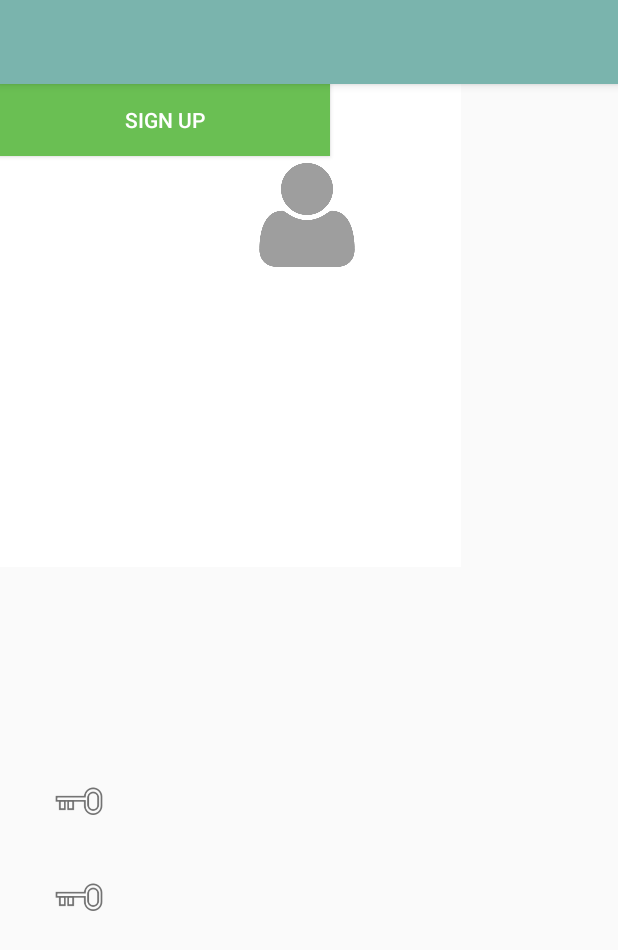
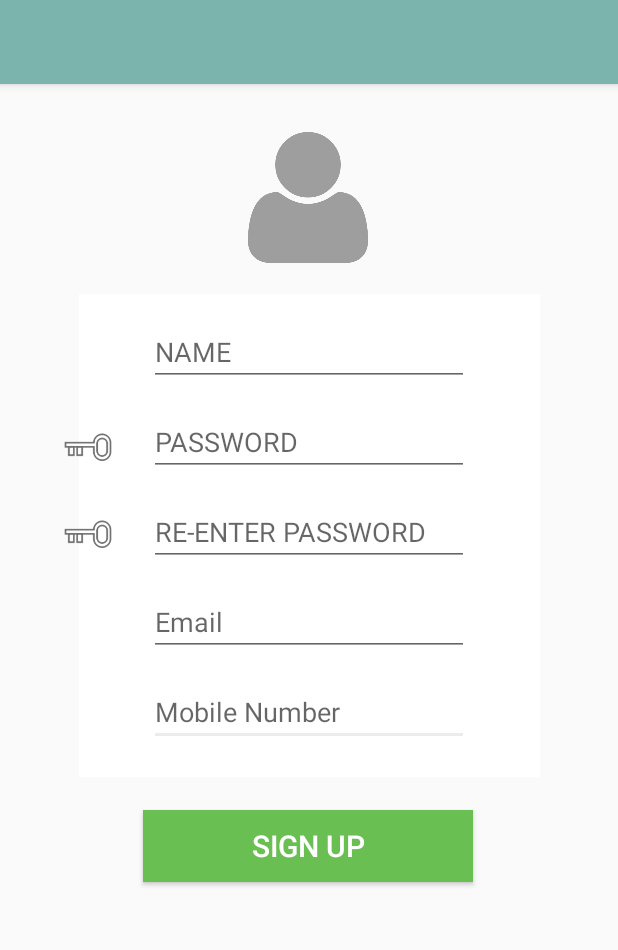
Before and after one commit to reemeeiah/one-stop-cancer-center, an Android app: the user_sign_up_page screen opened directly, with no data from a screen before it, on a phone screen of 412 x 824 dp. Shown: the top 950 px of the screen. Run offline under Robolectric (Android 15) with nearby library versions, the phone set to English and light mode, and no system bars.

Commit message:
ترتيب شكل

```diff
--- a/app/src/main/java/com/onestopcancercenter/onestopcancercenter/db_sqillite.java
+++ b/app/src/main/java/com/onestopcancercenter/onestopcancercenter/db_sqillite.java
@@ -7,7 +7,7 @@ import android.database.sqlite.SQLiteOpenHelper;
 import android.os.Environment;
 
 public class db_sqillite extends SQLiteOpenHelper{
-    public static final String Dbname="reemeeiah.db";
+    public static final String Dbname= "reemeeiah";
     public static final String Dblocation= Environment.getDataDirectory()+"/data/ com.onestopcancercenter.onestopcancercenter/database";
     private  Context mContext;
     private  SQLiteDatabase mDatabase;
--- a/app/src/main/res/layout/activity_user_sign_up_page.xml
+++ b/app/src/main/res/layout/activity_user_sign_up_page.xml
@@ -6,24 +6,16 @@
     android:layout_height="match_parent"
     tools:context="com.onestopcancercenter.onestopcancercenter.user_sign_up_page">
 
-    <Button
-        android:id="@+id/button6"
-        android:layout_width="220dp"
-        android:layout_height="wrap_content"
-        android:background="#6abf53"
-        android:text="Sign up"
-        android:textAlignment="center"
-        android:textColor="#FFFFFF"
-        tools:layout_editor_absoluteX="70dp"
-        tools:layout_editor_absoluteY="447dp" />
-
     <FrameLayout
         android:id="@+id/frameLayout"
         android:layout_width="307dp"
         android:layout_height="322dp"
+        android:layout_marginTop="140dp"
         android:background="#FFFFFF"
-        tools:layout_editor_absoluteX="39dp"
-        tools:layout_editor_absoluteY="111dp">
+        app:layout_constraintEnd_toEndOf="parent"
+        app:layout_constraintLeft_toRightOf="parent"
+        app:layout_constraintStart_toStartOf="parent"
+        app:layout_constraintTop_toTopOf="parent">
 
     </FrameLayout>
 
@@ -32,86 +24,117 @@
         android:id="@+id/editText12"
         android:layout_width="wrap_content"
         android:layout_height="wrap_content"
+        android:layout_marginTop="396dp"
         android:ems="10"
         android:hint="Mobile Number"
         android:inputType="phone"
-        tools:layout_editor_absoluteX="70dp"
-        tools:layout_editor_absoluteY="372dp" />
+        app:layout_constraintEnd_toEndOf="parent"
+        app:layout_constraintLeft_toRightOf="parent"
+        app:layout_constraintStart_toStartOf="parent"
+        app:layout_constraintTop_toTopOf="parent" />
 
     <EditText
         android:id="@+id/editText13"
         android:layout_width="wrap_content"
         android:layout_height="wrap_content"
+        android:layout_marginTop="156dp"
         android:ems="10"
         android:hint="NAME"
         android:inputType="textPersonName"
-        tools:layout_editor_absoluteX="70dp"
-        tools:layout_editor_absoluteY="136dp" />
+        app:layout_constraintEnd_toEndOf="parent"
+        app:layout_constraintLeft_toRightOf="parent"
+        app:layout_constraintStart_toStartOf="parent"
+        app:layout_constraintTop_toTopOf="parent" />
 
     <EditText
         android:id="@+id/editText15"
         android:layout_width="wrap_content"
         android:layout_height="wrap_content"
+        android:layout_marginTop="276dp"
         android:ems="10"
-        android:hint="E-ENTER PASSWORD"
+        android:hint="RE-ENTER PASSWORD"
         android:inputType="textPassword"
-        tools:layout_editor_absoluteX="70dp"
-        tools:layout_editor_absoluteY="262dp" />
+        app:layout_constraintEnd_toEndOf="parent"
+        app:layout_constraintLeft_toRightOf="parent"
+        app:layout_constraintStart_toStartOf="parent"
+        app:layout_constraintTop_toTopOf="parent" />
 
     <EditText
         android:id="@+id/editText14"
         android:layout_width="wrap_content"
         android:layout_height="wrap_content"
+        android:layout_marginTop="216dp"
         android:ems="10"
-        android:hint="RPASSWORD"
+        android:hint="PASSWORD"
         android:inputType="textPassword"
-        tools:layout_editor_absoluteX="70dp"
-        tools:layout_editor_absoluteY="201dp" />
+        app:layout_constraintEnd_toEndOf="parent"
+        app:layout_constraintLeft_toRightOf="parent"
+        app:layout_constraintStart_toStartOf="parent"
+        app:layout_constraintTop_toTopOf="parent" />
 
     <EditText
         android:id="@+id/editText16"
         android:layout_width="wrap_content"
         android:layout_height="wrap_content"
+        android:layout_marginTop="336dp"
         android:ems="10"
         android:hint="Email"
         android:inputType="textEmailAddress"
-        tools:layout_editor_absoluteX="70dp"
-        tools:layout_editor_absoluteY="318dp" />
-    <ImageView
-        android:id="@+id/imageView"
-        android:layout_width="33dp"
-        android:layout_height="42dp"
-        android:layout_marginBottom="268dp"
-        android:layout_marginStart="36dp"
-        app:layout_constraintBottom_toBottomOf="parent"
-        app:layout_constraintEnd_toStartOf="@+id/editText3"
+        app:layout_constraintEnd_toEndOf="parent"
+        app:layout_constraintLeft_toRightOf="parent"
         app:layout_constraintStart_toStartOf="parent"
-        app:srcCompat="@drawable/key" />
+        app:layout_constraintTop_toTopOf="parent" />
 
     <ImageView
         android:id="@+id/imageView"
         android:layout_width="33dp"
         android:layout_height="42dp"
-        android:layout_marginBottom="204dp"
-        android:layout_marginStart="36dp"
-        app:layout_constraintBottom_toBottomOf="parent"
+        android:layout_marginTop="222dp"
+        app:layout_constraintEnd_toEndOf="parent"
+        app:layout_constraintHorizontal_bias="0.111"
+        app:layout_constraintLeft_toRightOf="parent"
         app:layout_constraintStart_toStartOf="parent"
+        app:layout_constraintTop_toTopOf="parent"
         app:srcCompat="@drawable/key" />
 
     <ImageView
-        android:id="@+id/imageView"
-        android:layout_width="89dp"
-        android:layout_height="69dp"
-        android:layout_marginBottom="8dp"
-        android:layout_marginStart="160dp"
-        android:layout_marginTop="8dp"
-        app:layout_constraintBottom_toBottomOf="parent"
-        app:layout_constraintEnd_toStartOf="@+id/editText3"
-        app:layout_constraintLeft_toLeftOf="parent"
-        app:layout_constraintRight_toRightOf="parent"
+        android:id="@+id/imageView2"
+        android:layout_width="33dp"
+        android:layout_height="42dp"
+        android:layout_marginTop="280dp"
+        app:layout_constraintEnd_toEndOf="parent"
+        app:layout_constraintHorizontal_bias="0.111"
+        app:layout_constraintLeft_toRightOf="parent"
         app:layout_constraintStart_toStartOf="parent"
         app:layout_constraintTop_toTopOf="parent"
-        app:layout_constraintVertical_bias="0.065"
+        app:srcCompat="@drawable/key" />
+
+    <ImageView
+        android:id="@+id/imageView3"
+        android:layout_width="112dp"
+        android:layout_height="87dp"
+        android:layout_marginTop="32dp"
+        app:layout_constraintEnd_toEndOf="parent"
+        app:layout_constraintHorizontal_bias="0.498"
+        app:layout_constraintLeft_toRightOf="parent"
+        app:layout_constraintStart_toStartOf="parent"
+        app:layout_constraintTop_toTopOf="parent"
         app:srcCompat="@drawable/user_icon" />
 
+    <Button
+        android:id="@+id/button6"
+        android:layout_width="220dp"
+        android:layout_height="wrap_content"
+        android:layout_marginTop="484dp"
+        android:background="#6abf53"
+        android:text="Sign up"
+        android:textAlignment="center"
+        android:textColor="#FFFFFF"
+        android:textSize="20dp"
+        app:layout_constraintEnd_toEndOf="parent"
+        app:layout_constraintHorizontal_bias="0.497"
+        app:layout_constraintLeft_toRightOf="parent"
+        app:layout_constraintStart_toStartOf="parent"
+        app:layout_constraintTop_toTopOf="parent" />
+
 </android.support.constraint.ConstraintLayout>
```
Also changed, not shown: app/src/main/res/layout/activity_admin__sign_in.xml (+4 -3 lines), app/src/main/res/layout/activity_user_sign_in_page.xml (+71 -55 lines), 2 other files.
